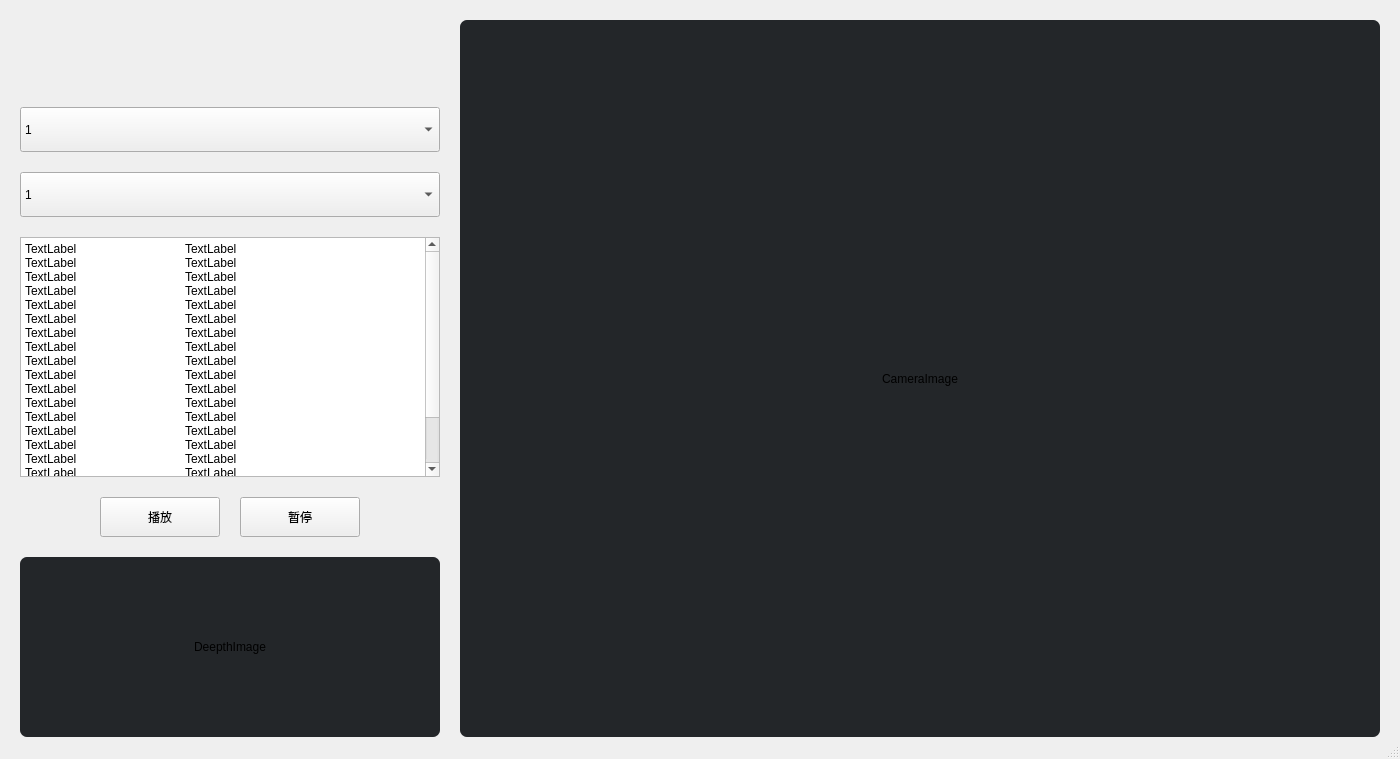
cworld1/tcm, file components/gui_origin.ui: the form before one commit.
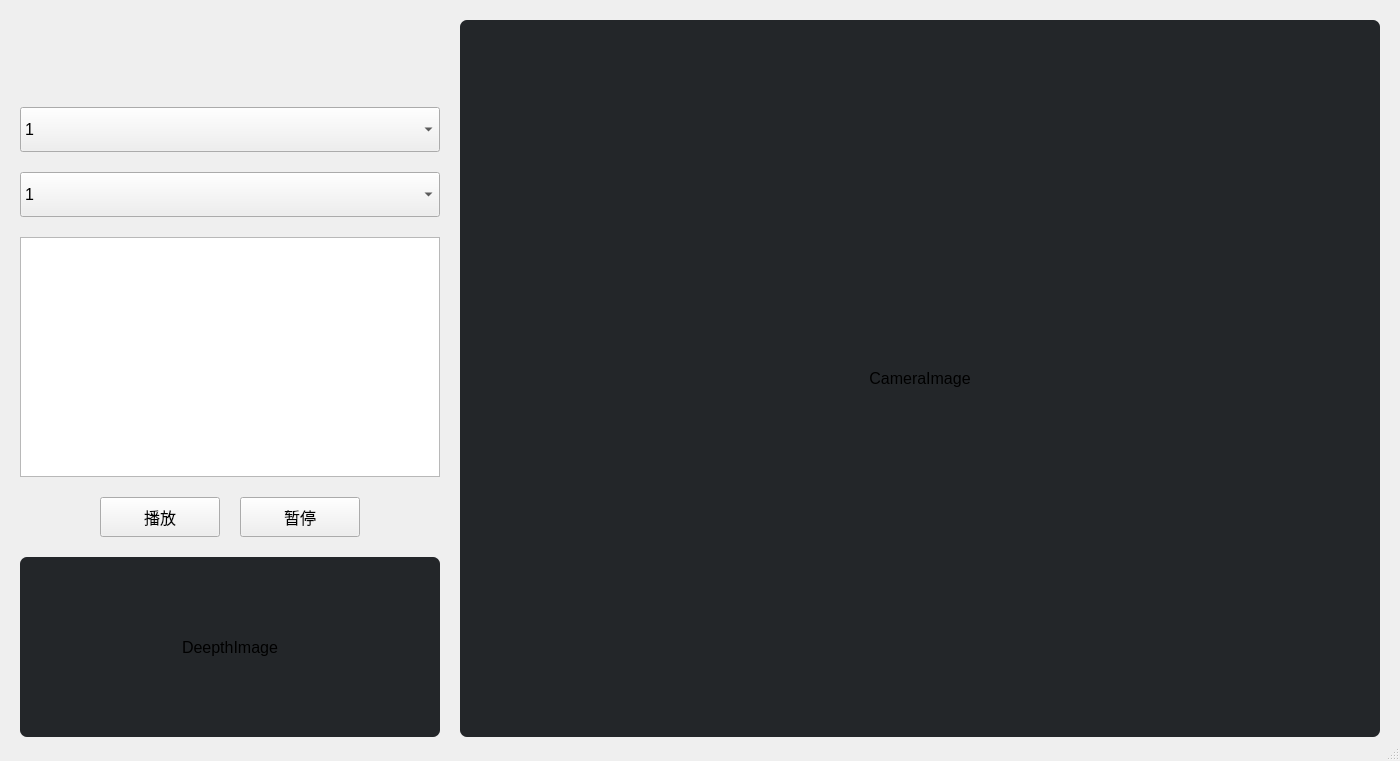
The form after the commit. Icons and pictures are not drawn.

Commit message: feat(ui): :sparkles: add updatelist qith qtextedit support

The edit to the form file:
```diff
--- a/components/gui_origin.ui
+++ b/components/gui_origin.ui
@@ -13,6 +13,9 @@
   <property name="windowTitle">
    <string>TCM</string>
   </property>
+  <property name="styleSheet">
+   <string notr="true">font-size: 16px; font-family: 'Microsoft YaHei UI'</string>
+  </property>
   <widget class="QWidget" name="centralwidget">
    <layout class="QGridLayout" name="gridLayout" columnstretch="1,3">
     <property name="leftMargin">
@@ -133,14 +136,7 @@
          </size>
         </property>
         <property name="html">
-         <string>&lt;!DOCTYPE HTML PUBLIC &quot;-//W3C//DTD HTML 4.0//EN&quot; &quot;http://www.w3.org/TR/REC-html40/strict.dtd&quot;&gt;
-&lt;html&gt;&lt;head&gt;&lt;meta name=&quot;qrichtext&quot; content=&quot;1&quot; /&gt;&lt;meta charset=&quot;utf-8&quot; /&gt;&lt;style type=&quot;text/css&quot;&gt;
-p, li { white-space: pre-wrap; }
-hr { height: 1px; border-width: 0; }
-li.unchecked::marker { content: &quot;\2610&quot;; }
-li.checked::marker { content: &quot;\2612&quot;; }
-&lt;/style&gt;&lt;/head&gt;&lt;body style=&quot; font-family:'Segoe UI'; font-size:9pt; font-weight:400; font-style:normal;&quot;&gt;
-&lt;p style=&quot; margin-top:0px; margin-bottom:0px; margin-left:0px; margin-right:0px; -qt-block-indent:0; text-indent:0px;&quot;&gt;TextLabel		TextLabel			TextLabel		TextLabel			TextLabel		TextLabel			TextLabel		TextLabel			TextLabel		TextLabel			TextLabel		TextLabel			TextLabel		TextLabel			TextLabel		TextLabel			TextLabel		TextLabel			TextLabel		TextLabel			TextLabel		TextLabel			TextLabel		TextLabel			TextLabel		TextLabel			TextLabel		TextLabel			TextLabel		TextLabel			TextLabel		TextLabel			TextLabel		TextLabel			TextLabel		TextLabel			TextLabel		TextLabel			TextLabel		TextLabel			TextLabel		TextLabel		&lt;/p&gt;&lt;/body&gt;&lt;/html&gt;</string>
+         <string></string>
         </property>
        </widget>
       </item>
```
Left out of the diff: 2 changed lines with no effect on the pictures. The commit also changes 4 other files.
